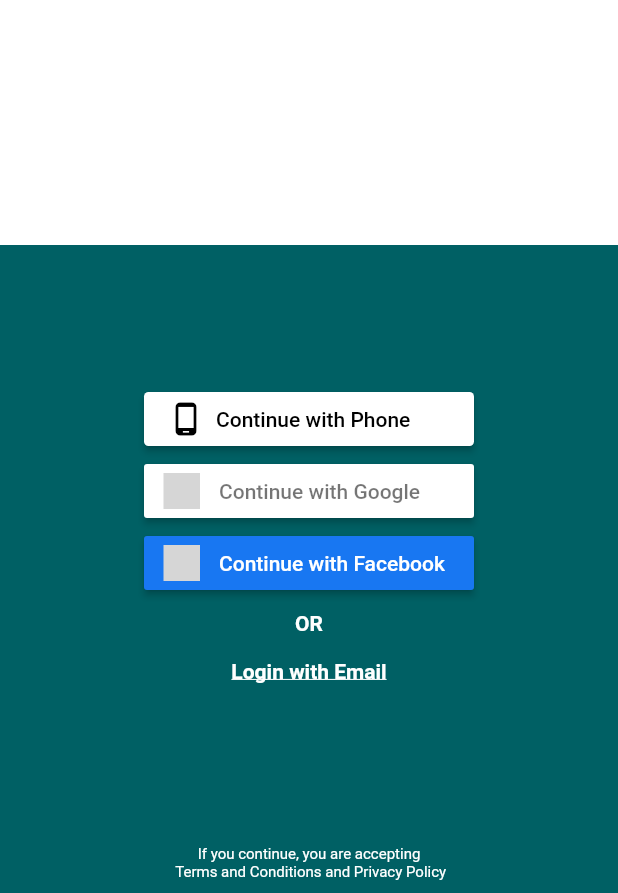
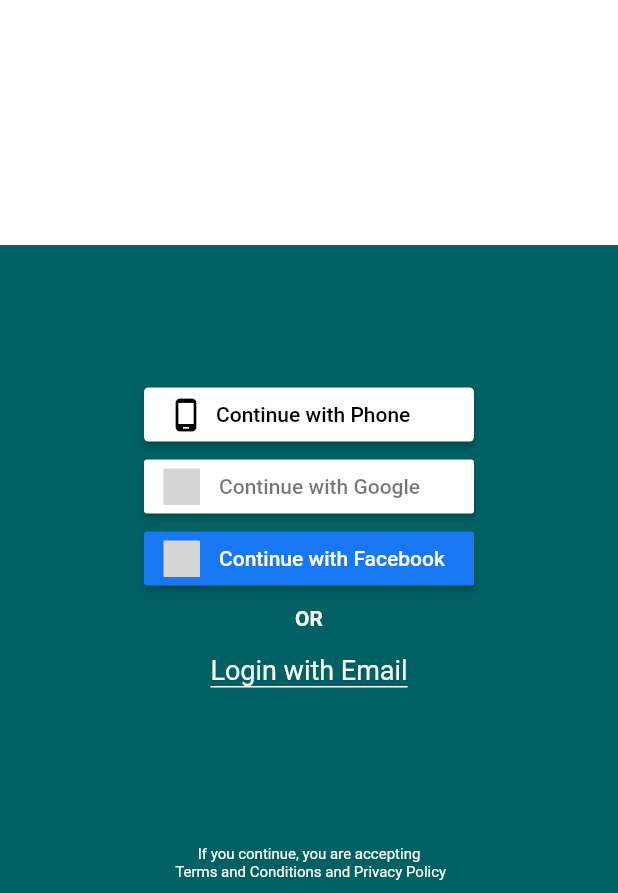
Before and after one commit to zeel2312/pet_adoption-master, a Flutter app: the screen it shows after launch, on a phone screen of 412 x 824 dp, the part 343-1236 px from its top. Run offline on Flutter 3.47's test engine with Material 2 defaults, Android fonts, the phone set to English and light mode, and no system bars; our stand-ins replace animated_text_kit, cloud_firestore, email_validator, firebase_auth, firebase_core, flutter_signin_button and 2 more; missing offline and left inert: geocoder, legacy_progress_dialog; accounts and stored records are empty; grey boxes are pictures that could not be loaded.

Commit message:
initial commit

```diff
--- a/lib/main.dart
+++ b/lib/main.dart
@@ -1,4 +1,5 @@
 import 'package:flutter/material.dart';
+import 'package:pet_adoption/screens/authentication/email_auth_screen.dart';
 import 'package:pet_adoption/screens/authentication/phoneauth_screen.dart';
 import 'package:pet_adoption/screens/home_screen.dart';
 import 'package:pet_adoption/screens/location_screen.dart';
@@ -27,6 +28,7 @@ class MyApp extends StatelessWidget {
         PhoneAuthScreen.id: (context) => PhoneAuthScreen(),
         LocationScreen.id: (context) => LocationScreen(),
         HomeScreen.id: (context) => HomeScreen(),
+        EmailAuthScreen.id: (context) => EmailAuthScreen(),
       },
     );
   }
--- /dev/null
+++ b/lib/services/emailAuth_service.dart
@@ -0,0 +1 @@
+import 'package:flutter/material.dart';
--- a/lib/widgets/auth_ui.dart
+++ b/lib/widgets/auth_ui.dart
@@ -3,6 +3,7 @@ import 'package:flutter/cupertino.dart';
 import 'package:flutter/material.dart';
 import 'package:flutter_signin_button/button_view.dart';
 import 'package:flutter_signin_button/flutter_signin_button.dart';
+import 'package:pet_adoption/screens/authentication/email_auth_screen.dart';
 import 'package:pet_adoption/screens/authentication/google_auth.dart';
 import 'package:pet_adoption/screens/authentication/phoneauth_screen.dart';
 import 'package:pet_adoption/services/phoneauth_service.dart';
@@ -29,18 +30,28 @@ class AuthUi extends StatelessWidget {
               },
               child: Row(
                 children: [
-                Icon(Icons.phone_android_outlined,color: Colors.black,),
-                SizedBox(width: 8,),
-                Text('Continue with Phone',style: TextStyle(color: Colors.black),)
+                  Icon(
+                    Icons.phone_android_outlined,
+                    color: Colors.black,
+                  ),
+                  SizedBox(
+                    width: 8,
+                  ),
+                  Text(
+                    'Continue with Phone',
+                    style: TextStyle(color: Colors.black),
+                  )
                 ],
-            ),),
+              ),
+            ),
           ),
           SignInButton(
             Buttons.Google,
             text: ('Continue with Google'),
-              onPressed: () async{
-                User user = await GoogleAuthentication.signInWithGoogle(context: context);
-                if(user!=null){
+            onPressed: () async {
+              User user =
+                  await GoogleAuthentication.signInWithGoogle(context: context);
+              if (user != null) {
                 PhoneAuthService _authentication = PhoneAuthService();
                 _authentication.addUser(context, user.uid);
               }
@@ -53,16 +64,32 @@ class AuthUi extends StatelessWidget {
           ),
           Padding(
             padding: const EdgeInsets.all(8.0),
-            child: Text('OR',
-              style: TextStyle(color: Colors.white,fontWeight: FontWeight.bold),),
+            child: Text(
+              'OR',
+              style:
+                  TextStyle(color: Colors.white, fontWeight: FontWeight.bold),
             ),
-          Padding(
+          ),
+          InkWell(
+            onTap: (){
+              Navigator.pushNamed(context, EmailAuthScreen.id);
+            },
+            child: Padding(
               padding: const EdgeInsets.all(8.0),
-            child: Text('Login with Email',
-              style: TextStyle(color: Colors.white,
-                  fontWeight: FontWeight.bold,
-                  decoration: TextDecoration.underline),),
+              child: Container(
+                child: Text(
+                  'Login with Email',
+                  style: TextStyle(
+                    color: Colors.white,
+                    fontSize: 18,
                   ),
+                ),
+                  decoration: BoxDecoration(
+                    border: Border(bottom: BorderSide(color: Colors.white))
+                  )
+              ),
+            ),
+          )
         ],
       ),
     );
--- a/pubspec.yaml
+++ b/pubspec.yaml
@@ -39,6 +39,7 @@ dependencies:
   location: ^4.3.0
   geocoder: ^0.2.1
   google_sign_in: ^5.0.2
+  email_validator: ^2.0.1
 
 dev_dependencies:
   flutter_test:
```
Also changed, not shown: lib/screens/authentication/email_auth_screen.dart (added, +169 -0 lines), lib/screens/authentication/phoneauth_screen.dart (+34 -25 lines), pubspec.lock. Lines whose indentation alone changed are shown as unchanged.
